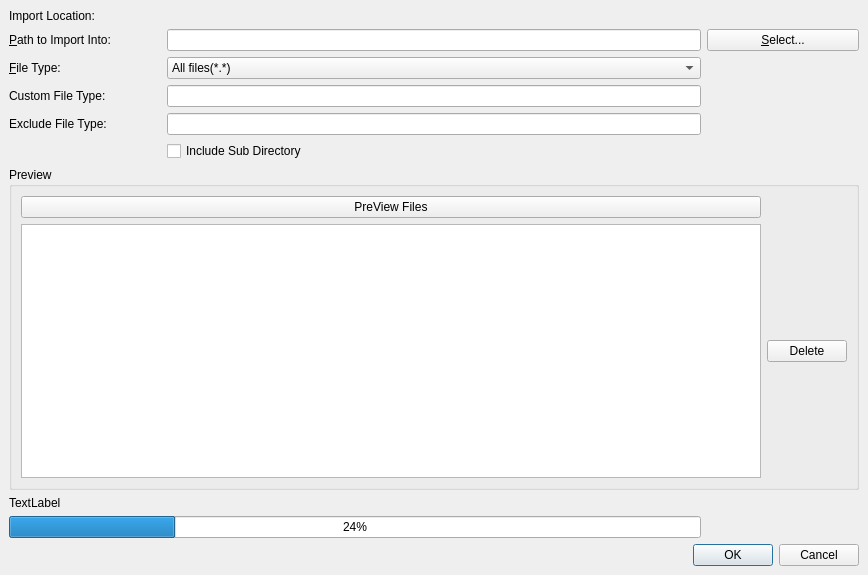
This is managefile/importdocdialog.ui in MrMattMunro/filesearch as Qt 5 draws it before an edit. The edited form follows.
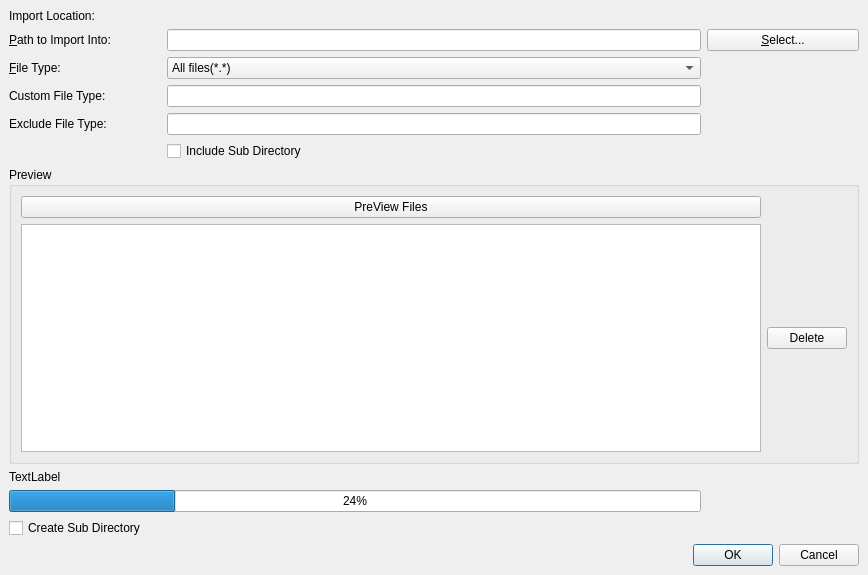
This is the edited form.

Patch:
```diff
--- a/managefile/importdocdialog.ui
+++ b/managefile/importdocdialog.ui
@@ -238,6 +238,13 @@
      </property>
     </widget>
    </item>
+   <item row="17" column="0">
+    <widget class="QCheckBox" name="createSubDirCheck">
+     <property name="text">
+      <string>Create Sub Directory</string>
+     </property>
+    </widget>
+   </item>
   </layout>
  </widget>
  <resources/>
```
